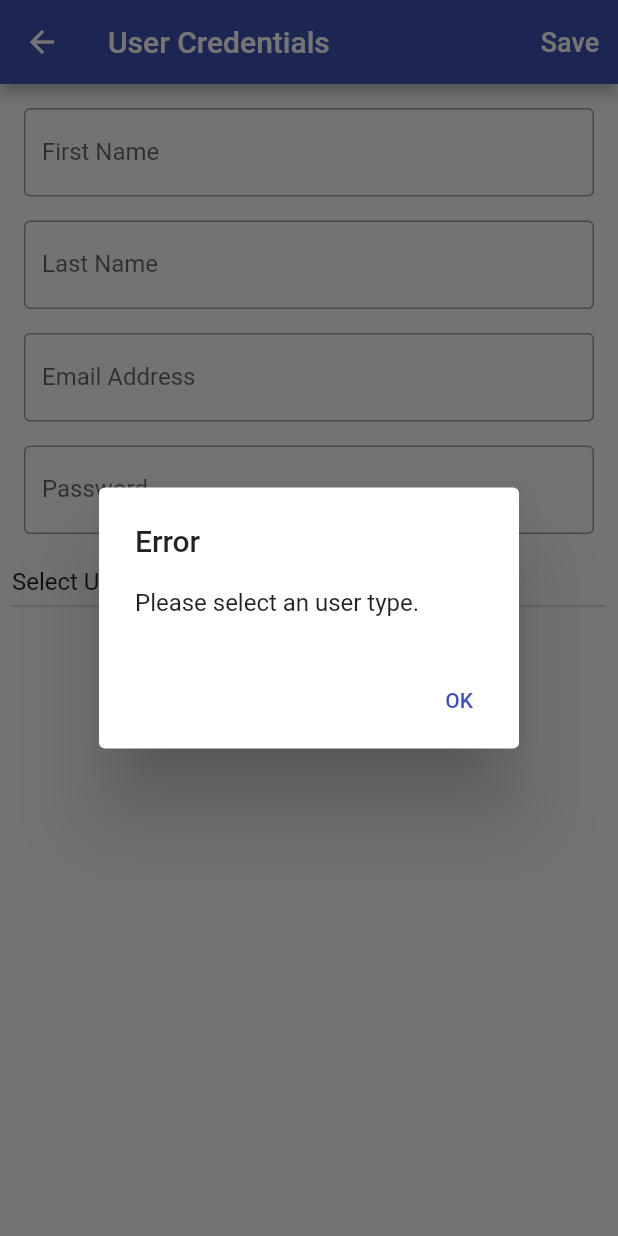
After one commit to itusweng/group21, a Flutter app: the UserInfoPage screen opened directly, after a tap on "Save", on a phone screen of 412 x 824 dp. The commit adds this screen. Run offline on Flutter 3.47's test engine with Material 2 defaults, Android fonts, the phone set to English and light mode, and no system bars; our stand-ins replace cloud_firestore, firebase_auth, firebase_core, flutter_signin_button, google_sign_in; accounts and stored records are empty.

Commit message:
'user info page is added'

```diff
--- a/lepic/lib/app/home/classPages/create_class_page.dart
+++ b/lepic/lib/app/home/classPages/create_class_page.dart
@@ -1,4 +1,4 @@
-import 'package:exp/app/home/classPages/students_page.dart';
+import 'package:exp/app/home/studentPages/students_page.dart';
 import 'package:exp/app/home/model/class.dart';
 import 'package:exp/services/database.dart';
 import 'package:flutter/material.dart';
@@ -10,7 +10,7 @@ class CreateClassPage extends StatefulWidget {
 
   static Future<void> show(BuildContext context) async {
     final database = Provider.of<Database>(context, listen: false);
-    database.readClass();
+    //database.readClass();
     await Navigator.of(context).push(
       MaterialPageRoute(
         builder: (context) => CreateClassPage(database: database, key: null,),
--- a/lepic/lib/app/home/model/class.dart
+++ b/lepic/lib/app/home/model/class.dart
@@ -1,29 +1,26 @@
 
 class Classes {
-
-  Classes({
-    required this.classLevel,
-    required this.className,
-    required this.creatorName,
-    required this.studentList
-  });
+  Classes(
+      {required this.classLevel,
+        required this.className,
+        required this.creatorName,
+        required this.studentList});
 
   final String className;
   final String classLevel;
   final String creatorName;
-  final List<String> studentList;
+  final List<dynamic>? studentList;
 
   factory Classes.fromMap(Map<String, dynamic> data) {
     final String className = data['className'];
     final String classLevel = data['classLevel'];
     final String creatorName = data['creatorName'];
-    final List<String> studentList = data['studentList'];
+    final List<dynamic>? studentList = data['studentList'];
     return Classes(
         className: className,
         classLevel: classLevel,
         creatorName: creatorName,
-        studentList: studentList
-    );
+        studentList: studentList);
   }
 
   Map<String, dynamic> toMap() {
--- /dev/null
+++ b/lepic/lib/app/home/model/user.dart
@@ -0,0 +1,18 @@
+
+class Users {
+  Users({
+    required this.firstName,
+    required this.lastName,
+    required this.email,
+    required this.password,
+    required this.userType,
+    required this.userId,
+  });
+
+  final String firstName;
+  final String lastName;
+  final String email;
+  final String password;
+  final String userType;
+  final String userId;
+}
--- /dev/null
+++ b/lepic/lib/app/home/profilePages/user_info_page.dart
@@ -0,0 +1,297 @@
+import 'package:exp/app/home/model/user.dart';
+import 'package:exp/app/home/profilePages/profile_page.dart';
+import 'package:exp/services/database.dart';
+import 'package:flutter/material.dart';
+import 'package:provider/provider.dart';
+
+class UserInfoPage extends StatefulWidget {
+  @override
+  _UserInfoPageState createState() =>
+      _UserInfoPageState();
+}
+
+class _UserInfoPageState extends State<UserInfoPage> {
+
+  TextEditingController _firstnameController = TextEditingController();
+  TextEditingController _lastnameController = TextEditingController();
+  TextEditingController _passwordController = TextEditingController();
+  TextEditingController _emailController = TextEditingController();
+  TextEditingController _secretController = TextEditingController();
+  String get firstName => _firstnameController.text;
+  String get lastName => _lastnameController.text;
+  String get password => _passwordController.text;
+  String get email => _emailController.text;
+  String get secretKey => _secretController.text;
+
+  String dropdownValue = 'Select User Type';
+  String _userType = '' ;
+  String _secretKey = '';
+
+  Future<void> writeFb() async{
+    final newUser = Users(firstName: firstName,
+      lastName: lastName,
+      password: password,
+      email: email,
+      userType: _userType,
+      userId: '',
+    );
+    final database = Provider.of<Database>(context, listen: false);
+    await database.createUser(newUser);
+    //Navigator.of(context).pop();
+  }
+
+  Future<void> _save() async {
+
+    // TODO firestore crud
+    if(_userType == 'Select User Type' ){
+      final dr = await _showAlertDialog(
+        context: context,
+        titleText: 'Error',
+        messageText:
+        'Please select an user type.',
+      );
+    }
+    else if (_userType == ''){
+      final dr = await _showAlertDialog(
+        context: context,
+        titleText: 'Error',
+        messageText:
+        'Please select an user type.',
+      );
+    }
+    else if (_userType == 'Teacher'){
+      final dr = await _displayTextInputDialog(context:context);
+      bool? res = await _checkTheKey(_secretKey);
+      if(res==true){
+        writeFb();
+        Navigator.of(context).pop();
+        Navigator.push(
+          context,
+          MaterialPageRoute(builder: (context) =>  ProfilePage()),
+        );
+      }
+      else {
+        final dr = await _showAlertDialog(
+          context: context,
+          titleText: 'Wrong Key',
+          messageText:
+          'Please confirm the user type.',
+        );
+      }
+    }
+    else if (_userType == 'Researcher'){
+      final dr = await _displayTextInputDialog(context:context);
+      bool? res = await _checkTheKey(_secretKey);
+      if(res==true){
+        writeFb();
+        Navigator.push(
+          context,
+          MaterialPageRoute(builder: (context) =>  ProfilePage()),
+        );
+      }
+      else {
+        final dr = await _showAlertDialog(
+          context: context,
+          titleText: 'Wrong Key',
+          messageText:
+          'Please confirm the user type.',
+        );
+      }
+    }
+    else if (_userType == 'Parent'){
+      final dr = await _displayTextInputDialog(context:context);
+      bool? res = await _checkTheKey(_secretKey);
+      if(res==true){
+        writeFb();
+        Navigator.push(
+          context,
+          MaterialPageRoute(builder: (context) =>  ProfilePage()),
+        );
+      }
+      else {
+        final dr = await _showAlertDialog(
+          context: context,
+          titleText: 'Wrong Key',
+          messageText:
+          'Please confirm the user type.',
+        );
+      }
+    }
+  }
+
+  @override
+  Widget build(BuildContext context) {
+    return Scaffold(
+      appBar: AppBar(
+        title: Text('User Credentials'),
+        actions: <Widget>[
+          TextButton(
+            child: Text(
+              'Save',
+              style: TextStyle(fontSize: 18, color: Colors.white),
+            ),
+            onPressed:() => _save(),
+          ),
+        ],
+      ),
+      body: Padding(
+        padding: EdgeInsets.all(8.0),
+        child: ListView(
+          children: [
+            Container(
+              padding: EdgeInsets.all(8.0),
+              child: TextField(
+                controller: _firstnameController,
+                decoration: InputDecoration(
+                  border: OutlineInputBorder(),
+                  labelText: 'First Name',
+                ),
+              ),
+            ),
+            Container(
+              padding: EdgeInsets.all(8.0),
+              child: TextField(
+                controller: _lastnameController,
+                decoration: InputDecoration(
+                  border: OutlineInputBorder(),
+                  labelText: 'Last Name',
+                ),
+              ),
+            ),
+            Container(
+              padding: EdgeInsets.all(8.0),
+              child: TextField(
+                controller: _emailController,
+                decoration: InputDecoration(
+                  border: OutlineInputBorder(),
+                  labelText: 'Email Address',
+                ),
+              ),
+            ),
+            Container(
+              padding: EdgeInsets.all(8.0),
+              child: TextField(
+                controller: _passwordController,
+                decoration: InputDecoration(
+                  border: OutlineInputBorder(),
+                  labelText: 'Password',
+                ),
+                obscureText: true,
+              ),
+            ),
+
+            DropdownButton<String>(value: dropdownValue,
+              alignment: Alignment.center,
+              hint: Text("I am a ..."),
+              icon: const Icon(Icons.keyboard_arrow_down),
+              items: <String>['Select User Type','Teacher', 'Researcher', 'Parent']
+                  .map<DropdownMenuItem<String>>((String value) {
+                return DropdownMenuItem<String>(
+                  value: value,
+                  child: Text(value),
+                );
+              }).toList(),
+              onChanged: (String? newValue) {
+                setState(() {
+                  dropdownValue = newValue!;
+                  _userType = dropdownValue;
+                  }
+                );
+              } ,
+            ),
+          ],
+        ),
+      ),
+    );
+  }
+
+  Future<Future> _showAlertDialog({
+    required BuildContext context,
+    required String titleText,
+    required String messageText,
+  }) async {
+    // set up the buttons
+    final Widget okButton = TextButton(
+      onPressed: () => Navigator.pop(context, 'OK'),
+      child: const Text('OK'),
+    );
+    // set up the AlertDialog
+    final alert = AlertDialog(
+      title: Text(titleText),
+      content: Text(messageText),
+      actions: [
+        okButton,
+      ],
+    );
+    // show the dialog
+    return showDialog(
+      context: context,
+      builder: (context) => alert,
+    );
+  }
+
+  Future<void> _displayTextInputDialog({required BuildContext context}) async {
+    return showDialog(
+        context: context,
+        builder: (context) {
+          _secretController.text="";
+          return AlertDialog(
+            title: Text('Enter The Secret Key'),
+            content: TextField(
+              onChanged: (String? value) {
+                setState(() {
+                  _secretKey = value!;
+                });
+              },
+              controller: _secretController,
+            ),
+            actions: <Widget>[
+
+              TextButton(
+                child: Text('CANCEL'),
+                onPressed: () {
+                  setState(() {
+                    Navigator.pop(context);
+                  });
+                },
+              ),
+              // ignore: deprecated_member_use
+              TextButton(
+
+                child: Text('OK'),
+                onPressed: () {
+                  setState(() {
+                    Navigator.pop(context);
+                  });
+                },
+              ),
+            ],
+          );
+
+        });
+  }
+
+  Future<bool?> _checkTheKey(String secretKey) async {
+    if(_userType == 'Teacher'){
+      if(_secretKey == 'teacher'){
+        return Future<bool>.value(true);
+      }
+      else
+        return Future<bool>.value(false);
+    }
+    if(_userType == 'Researcher'){
+      if(_secretKey == 'res'){
+        return Future<bool>.value(true);
+      }
+      else
+        return Future<bool>.value(false);
+    }
+    if(_userType == 'Parent'){
+      if(_secretKey == 'parent'){
+        return Future<bool>.value(true);
+      }
+      else
+        return Future<bool>.value(false);
+    }
+  }
+}
--- a/lepic/lib/app/landing_page.dart
+++ b/lepic/lib/app/landing_page.dart
@@ -5,10 +5,12 @@ import 'package:firebase_auth/firebase_auth.dart';
 import 'package:flutter/material.dart';
 import 'package:provider/provider.dart';
 import 'home/classPages/classes_page.dart';
+import 'home/profilePages/user_info_page.dart';
 
 class LandingPage extends StatelessWidget{
   const LandingPage({Key? key, required this.auth}) : super(key: key);
   final AuthBase auth;
+
 
   @override
   Widget build(BuildContext context) {
@@ -25,6 +27,7 @@ class LandingPage extends StatelessWidget{
           return Provider<Database>(
             create: (_) => FirestoreDatabase(uid: user.uid),
             child:ClassPage(auth: auth)
+              //child:UserInfoPage()
           );
         }
         return Scaffold(
--- a/lepic/lib/app/sign_in/email_sign_in_form.dart
+++ b/lepic/lib/app/sign_in/email_sign_in_form.dart
@@ -14,8 +14,6 @@ class EmailForm extends StatefulWidget {
 class _EmailFormState extends State<EmailForm> {
   final TextEditingController _email_controller = TextEditingController();
   final TextEditingController _password_controller = TextEditingController();
-  final FocusNode _emailFocusNode = FocusNode();
-  final FocusNode _passwordFocusNode = FocusNode();
 
   String get _email => _email_controller.text;
   String get _password => _password_controller.text;
@@ -144,8 +142,6 @@ class _EmailFormState extends State<EmailForm> {
       onPressed: () => Navigator.pop(context, 'OK'),
       child: const Text('OK'),
     );
-
-
     // set up the AlertDialog
     final alert = AlertDialog(
       title: Text(titleText),
--- a/lepic/lib/main.dart
+++ b/lepic/lib/main.dart
@@ -1,4 +1,5 @@
 import 'package:exp/services/auth.dart';
+import 'package:exp/services/database.dart';
 import 'package:firebase_core/firebase_core.dart';
 import 'package:flutter/material.dart';
 
--- a/lepic/lib/services/api_path.dart
+++ b/lepic/lib/services/api_path.dart
@@ -2,6 +2,7 @@
 class ApiPath{
   static String classes(String uid,
   String classId) => 'users/$uid/classes/$classId';
+  static String user(String uid) => 'users/$uid';
   static String allClasses(String uid) =>'users/$uid/classes';
   static String studentOfClass(String uid, String classId) => 'users/$uid/classes/$classId/students';
   static String students(String studentId) => 'students/$studentId';
--- a/lepic/lib/services/database.dart
+++ b/lepic/lib/services/database.dart
@@ -2,6 +2,7 @@
 import 'package:cloud_firestore/cloud_firestore.dart';
 import 'package:exp/app/home/model/class.dart';
 import 'package:exp/app/home/model/student.dart';
+import 'package:exp/app/home/model/user.dart';
 import 'package:exp/services/api_path.dart';
 import 'package:flutter/cupertino.dart';
 import 'package:meta/meta.dart';
@@ -11,6 +12,7 @@ abstract class Database{
   Future<void> addClass(Classes classes);
   void readClass();
   Stream<List<Classes>> classesStream();
+  Future<void> createUser(Users user);
 }
 // in order to create uniqe document id
 String documentIdFromCurrentDate() => DateTime.now().toIso8601String();
@@ -33,6 +35,22 @@ class FirestoreDatabase implements Database{
     builder: (data) => Students.fromMap(data),
   );
   */
+  Future<void> createUser(Users user) async {
+    try {
+      final reference = FirebaseFirestore.instance.collection("users");
+      await reference.add({
+        'firstName': user.firstName,
+        'lastName': user.lastName,
+        'email': user.email,
+        'password': user.password,
+        'userType':user.userType,
+        'userId': uid,
+      });
+    } catch (e) {
+      print(e);
+    }
+  }
+
 
   Future<void> addClass(Classes classes) => _FsService.setData(
     path: ApiPath.classes(uid,documentIdFromCurrentDate()),
--- a/lepic/pubspec.yaml
+++ b/lepic/pubspec.yaml
@@ -39,6 +39,7 @@ dependencies:
   google_sign_in: ^5.2.1
   provider: ^6.0.2
   cloud_firestore: ^3.1.5
+  adaptive_dialog: ^1.2.0
 
 dev_dependencies:
   flutter_test:
```
Also changed, not shown: lepic/lib/app/home/classPages/classes_page.dart (+10 -31 lines), lepic/lib/app/home/classPages/create_student_page.dart (deleted, +0 -61 lines), lepic/lib/app/home/model/student.dart (+13 -10 lines), lepic/lib/app/home/profilePages/profile_page.dart (added, +20 -0 lines), lepic/lib/app/home/studentPages/create_student_page.dart (added, +92 -0 lines), lepic/lib/app/home/studentPages/students_page.dart (renamed from lepic/lib/app/home/classPages/students_page.dart, +3 -6 lines), lepic/lib/app/sign_in/sign_in_page.dart (+6 -7 lines), lepic/pubspec.lock.
